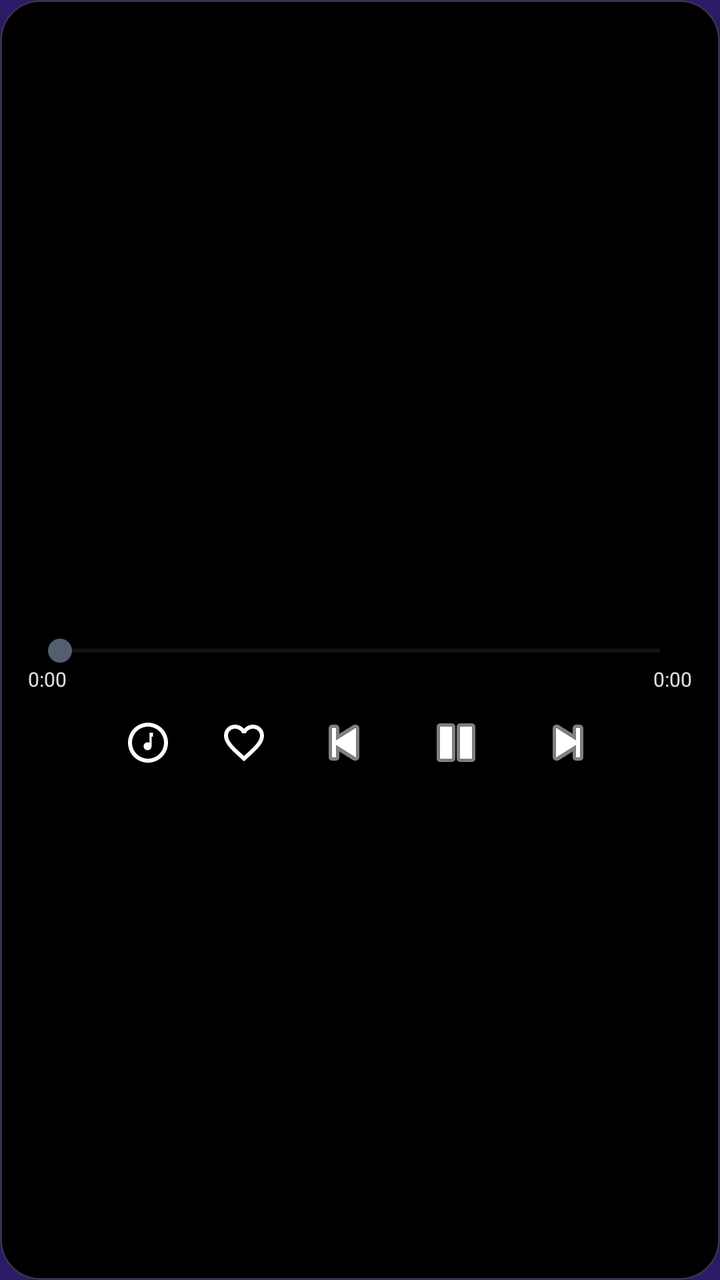
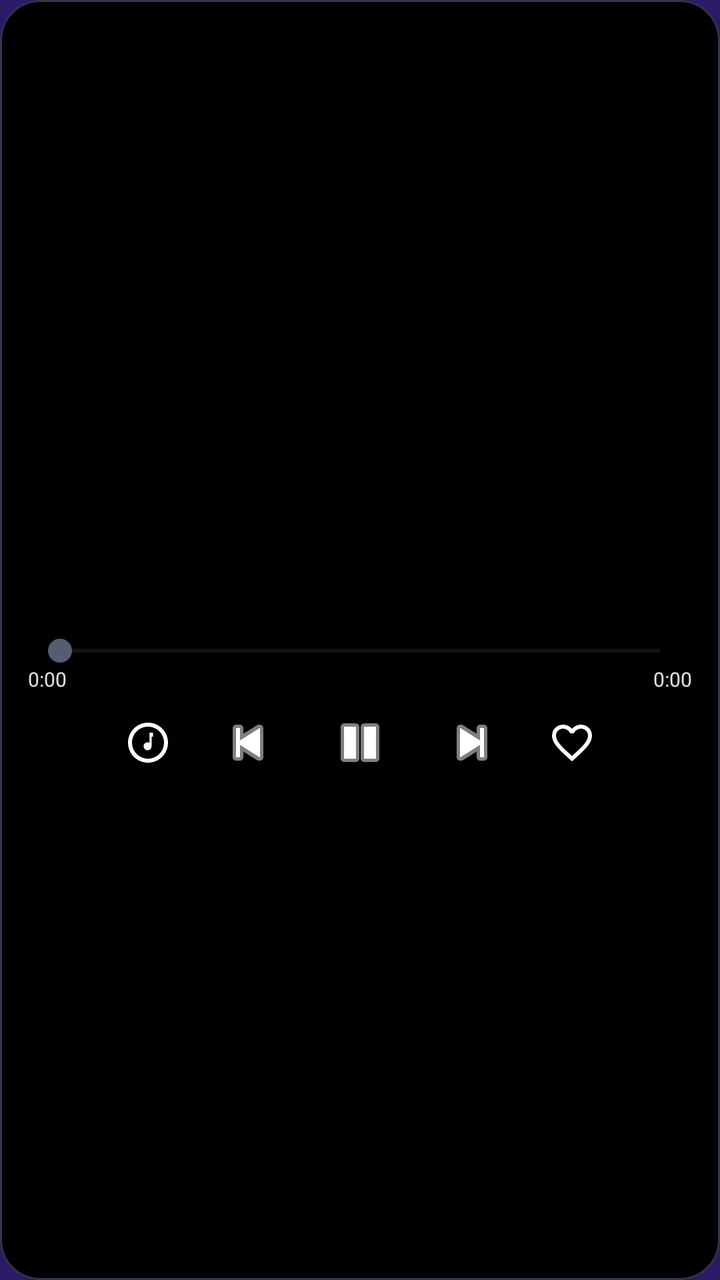

Compare the two renders of this Android layout. The source of the first and the diff that turns it into the second are given below.
<!-- AndroidManifest.xml: application theme Theme.Superapp -->
<!-- res/layout/popup_music_controls.xml -->
<?xml version="1.0" encoding="utf-8"?>
<com.google.android.material.card.MaterialCardView
    xmlns:android="http://schemas.android.com/apk/res/android"
    xmlns:app="http://schemas.android.com/apk/res-auto"
    android:layout_width="match_parent"
    android:layout_height="match_parent"
    app:cardCornerRadius="20dp"
    app:cardBackgroundColor="#FF000000"
    app:strokeColor="#55B794F4"
    app:strokeWidth="1dp"
    app:cardElevation="0dp">

    
    <FrameLayout
        android:layout_width="match_parent"
        android:layout_height="match_parent">

        
        <ImageView
            android:id="@+id/music_popup_art_bg"
            android:layout_width="match_parent"
            android:layout_height="match_parent"
            android:scaleType="centerCrop"
            android:contentDescription="@null" />

        
        <View
            android:layout_width="match_parent"
            android:layout_height="match_parent"
            android:background="#A6000000" />

        <LinearLayout
            android:layout_width="match_parent"
            android:layout_height="wrap_content"
            android:layout_gravity="center_vertical"
            android:orientation="vertical"
            android:paddingStart="14dp"
            android:paddingEnd="14dp"
            android:paddingTop="7dp"
            android:paddingBottom="7dp">

            <LinearLayout
                android:layout_width="match_parent"
                android:layout_height="wrap_content"
                android:orientation="horizontal"
                android:gravity="center_vertical">

                <ImageView
                    android:id="@+id/music_popup_icon"
                    android:layout_width="44dp"
                    android:layout_height="44dp"
                    android:contentDescription="@null"
                    android:clickable="true"
                    android:focusable="true"
                    android:background="?android:attr/selectableItemBackground" />

                <LinearLayout
                    android:layout_width="0dp"
                    android:layout_height="wrap_content"
                    android:layout_weight="1"
                    android:layout_marginStart="10dp"
                    android:orientation="vertical">

                    <TextView
                        android:id="@+id/music_popup_title"
                        android:layout_width="match_parent"
                        android:layout_height="wrap_content"
                        android:singleLine="true"
                        android:ellipsize="marquee"
                        android:marqueeRepeatLimit="marquee_forever"
                        android:scrollHorizontally="true"
                        android:focusable="true"
                        android:focusableInTouchMode="true"
                        android:textSize="14sp"
                        android:textColor="#F5F5F5"
                        android:fontFamily="sans-serif-medium"
                        android:shadowColor="#FF000000"
                        android:shadowDx="0"
                        android:shadowDy="1"
                        android:shadowRadius="3"
                        android:includeFontPadding="false" />

                    <TextView
                        android:id="@+id/music_popup_artist"
                        android:layout_width="match_parent"
                        android:layout_height="wrap_content"
                        android:singleLine="true"
                        android:ellipsize="end"
                        android:textSize="11sp"
                        android:textColor="#D4D4D4"
                        android:layout_marginTop="2dp"
                        android:shadowColor="#FF000000"
                        android:shadowDx="0"
                        android:shadowDy="1"
                        android:shadowRadius="3"
                        android:includeFontPadding="false" />
                </LinearLayout>
            </LinearLayout>

            
            <LinearLayout
                android:layout_width="match_parent"
                android:layout_height="wrap_content"
                android:orientation="horizontal"
                android:gravity="center_vertical"
                android:layout_marginTop="8dp">

                <TextView
                    android:id="@+id/music_popup_route"
                    android:layout_width="0dp"
                    android:layout_height="wrap_content"
                    android:layout_weight="1"
                    android:singleLine="true"
                    android:ellipsize="end"
                    android:textSize="11sp"
                    android:textColor="#E0E0E0"
                    android:shadowColor="#FF000000"
                    android:shadowDx="0"
                    android:shadowDy="1"
                    android:shadowRadius="2"
                    android:includeFontPadding="false"
                    android:text="" />

                <TextView
                    android:id="@+id/music_popup_volume"
                    android:layout_width="wrap_content"
                    android:layout_height="wrap_content"
                    android:layout_marginStart="8dp"
                    android:textSize="11sp"
                    android:textColor="#E0E0E0"
                    android:shadowColor="#FF000000"
                    android:shadowDx="0"
                    android:shadowDy="1"
                    android:shadowRadius="2"
                    android:includeFontPadding="false"
                    android:text="" />
            </LinearLayout>

            <SeekBar
                android:id="@+id/music_popup_progress"
                android:layout_width="match_parent"
                android:layout_height="wrap_content"
                android:layout_marginTop="6dp"
                android:max="1000"
                android:progress="0" />

            <LinearLayout
                android:layout_width="match_parent"
                android:layout_height="wrap_content"
                android:orientation="horizontal"
                android:layout_marginTop="-2dp">

                <TextView
                    android:id="@+id/music_popup_time_elapsed"
                    android:layout_width="wrap_content"
                    android:layout_height="wrap_content"
                    android:textSize="10sp"
                    android:textColor="#E0E0E0"
                    android:shadowColor="#FF000000"
                    android:shadowDx="0"
                    android:shadowDy="1"
                    android:shadowRadius="2"
                    android:text="0:00" />

                <Space
                    android:layout_width="0dp"
                    android:layout_height="0dp"
                    android:layout_weight="1" />

                <TextView
                    android:id="@+id/music_popup_time_total"
                    android:layout_width="wrap_content"
                    android:layout_height="wrap_content"
                    android:textSize="10sp"
                    android:textColor="#E0E0E0"
                    android:shadowColor="#FF000000"
                    android:shadowDx="0"
                    android:shadowDy="1"
                    android:shadowRadius="2"
                    android:text="0:00" />
            </LinearLayout>

            <LinearLayout
                android:layout_width="match_parent"
                android:layout_height="wrap_content"
                android:orientation="horizontal"
                android:gravity="center"
                android:layout_marginTop="2dp">

                
                <ImageButton
                    android:id="@+id/music_popup_shazam"
                    android:layout_width="34dp"
                    android:layout_height="34dp"
                    android:src="@drawable/ic_music_recognise"
                    android:background="?android:attr/selectableItemBackgroundBorderless"
                    android:scaleType="centerInside"
                    android:contentDescription="@null" />

                <Space
                    android:layout_width="14dp"
                    android:layout_height="0dp" />

                
                <ImageButton
                    android:id="@+id/music_popup_favourite"
                    android:layout_width="34dp"
                    android:layout_height="34dp"
                    android:src="@drawable/ic_music_heart"
                    android:background="?android:attr/selectableItemBackgroundBorderless"
                    android:scaleType="centerInside"
                    android:contentDescription="@null" />

                <Space
                    android:layout_width="14dp"
                    android:layout_height="0dp" />

                <ImageButton
                    android:id="@+id/music_popup_prev"
                    android:layout_width="38dp"
                    android:layout_height="38dp"
                    android:src="@android:drawable/ic_media_previous"
                    android:background="?android:attr/selectableItemBackgroundBorderless"
                    android:scaleType="centerInside"
                    android:tint="#FFFFFF"
                    android:contentDescription="@null" />

                <Space
                    android:layout_width="14dp"
                    android:layout_height="0dp" />

                <ImageButton
                    android:id="@+id/music_popup_play_pause"
                    android:layout_width="46dp"
                    android:layout_height="46dp"
                    android:src="@android:drawable/ic_media_pause"
                    android:background="?android:attr/selectableItemBackgroundBorderless"
                    android:scaleType="centerInside"
                    android:tint="#FFFFFF"
                    android:contentDescription="@null" />

                <Space
                    android:layout_width="14dp"
                    android:layout_height="0dp" />

                <ImageButton
                    android:id="@+id/music_popup_next"
                    android:layout_width="38dp"
                    android:layout_height="38dp"
                    android:src="@android:drawable/ic_media_next"
                    android:background="?android:attr/selectableItemBackgroundBorderless"
                    android:scaleType="centerInside"
                    android:tint="#FFFFFF"
                    android:contentDescription="@null" />
            </LinearLayout>
        </LinearLayout>
    </FrameLayout>
</com.google.android.material.card.MaterialCardView>
<!-- resources referenced by this layout -->
<resources>
  <!-- drawable ic_music_heart (drawable) -->
  <?xml version="1.0" encoding="utf-8"?>
  <vector xmlns:android="http://schemas.android.com/apk/res/android"
      android:width="24dp"
      android:height="24dp"
      android:viewportWidth="24"
      android:viewportHeight="24"
      android:tint="#FFFFFFFF">
      <path
          android:fillColor="#FFFFFFFF"
          android:pathData="M16.5,3c-1.74,0 -3.41,0.81 -4.5,2.09C10.91,3.81 9.24,3 7.5,3 4.42,3 2,5.42 2,8.5c0,3.78 3.4,6.86 8.55,11.54L12,21.35l1.45,-1.32C18.6,15.36 22,12.28 22,8.5 22,5.42 19.58,3 16.5,3zM12.1,18.55l-0.1,0.1 -0.1,-0.1C7.14,14.24 4,11.39 4,8.5 4,6.5 5.5,5 7.5,5c1.54,0 3.04,0.99 3.57,2.36h1.87C13.46,5.99 14.96,5 16.5,5c2,0 3.5,1.5 3.5,3.5 0,2.89 -3.14,5.74 -7.9,10.05z" />
  </vector>
  <!-- drawable ic_music_recognise (drawable) -->
  <?xml version="1.0" encoding="utf-8"?>
  <vector xmlns:android="http://schemas.android.com/apk/res/android"
      android:width="24dp"
      android:height="24dp"
      android:viewportWidth="24"
      android:viewportHeight="24"
      android:tint="#FFFFFFFF">
      <path
          android:fillColor="#FFFFFFFF"
          android:pathData="M12,2C6.48,2 2,6.48 2,12s4.48,10 10,10 10,-4.48 10,-10S17.52,2 12,2zM12,20c-4.41,0 -8,-3.59 -8,-8s3.59,-8 8,-8 8,3.59 8,8 -3.59,8 -8,8z" />
      <path
          android:fillColor="#FFFFFFFF"
          android:pathData="M14.5,7h-1.75v5.05c-0.28,-0.16 -0.6,-0.25 -0.95,-0.25 -1.1,0 -2,0.9 -2,2s0.9,2 2,2 2,-0.9 2,-2V9h0.7V7z" />
  </vector>
  <color name="cloud_primary">#FF1565C0</color>
  <color name="cloud_on_primary">#FFFFFFFF</color>
  <color name="cloud_primary_container">#FFD0E4FF</color>
  <color name="cloud_on_primary_container">#FF001D36</color>
  <color name="cloud_secondary">#FF535F70</color>
  <color name="cloud_secondary_container">#FFD7E3F7</color>
  <color name="cloud_on_secondary_container">#FF101C2B</color>
  <color name="cloud_tertiary">#FF6B5778</color>
  <color name="cloud_tertiary_container">#FFF3DAFF</color>
  <!-- drawable bg_gradient_black_purple (drawable) -->
  <?xml version="1.0" encoding="utf-8"?>
  <shape xmlns:android="http://schemas.android.com/apk/res/android"
      android:shape="rectangle">
      <gradient
          android:type="linear"
          android:angle="270"
          android:startColor="#FF2D1B69"
          android:centerColor="#FF000000"
          android:endColor="#FF2D1B69" />
  </shape>
  <style name="Widget.CloudSuperApp.BottomNavigationView" parent="Widget.Material3.BottomNavigationView">
          <item name="itemActiveIndicatorStyle">@style/Widget.CloudSuperApp.BottomNavigationView.ActiveIndicator</item>
      </style>
  <!-- drawable bg_tooltip_transparent (drawable) -->
  <?xml version="1.0" encoding="utf-8"?>
  <shape xmlns:android="http://schemas.android.com/apk/res/android"
      android:shape="rectangle">
      <solid android:color="@android:color/transparent" />
  </shape>
  <style name="Widget.CloudSuperApp.BottomNavigationView.ActiveIndicator" parent="Widget.Material3.BottomNavigationView.ActiveIndicator">
          <item name="android:color">@color/cloud_primary_container</item>
      </style>
  <!-- unchanged entries left out for length: 1 -->
</resources>

<!-- the commit's change to res/layout/popup_music_controls.xml (unified diff, before → after) -->
@@ -195,6 +195,49 @@
                     android:src="@drawable/ic_music_recognise"
                     android:background="?android:attr/selectableItemBackgroundBorderless"
                     android:scaleType="centerInside"
+                    android:tint="#FFFFFF"
+                    android:contentDescription="@null" />
+
+                <Space
+                    android:layout_width="14dp"
+                    android:layout_height="0dp" />
+
+                <ImageButton
+                    android:id="@+id/music_popup_prev"
+                    android:layout_width="38dp"
+                    android:layout_height="38dp"
+                    android:src="@android:drawable/ic_media_previous"
+                    android:background="?android:attr/selectableItemBackgroundBorderless"
+                    android:scaleType="centerInside"
+                    android:tint="#FFFFFF"
+                    android:contentDescription="@null" />
+
+                <Space
+                    android:layout_width="14dp"
+                    android:layout_height="0dp" />
+
+                <ImageButton
+                    android:id="@+id/music_popup_play_pause"
+                    android:layout_width="46dp"
+                    android:layout_height="46dp"
+                    android:src="@android:drawable/ic_media_pause"
+                    android:background="?android:attr/selectableItemBackgroundBorderless"
+                    android:scaleType="centerInside"
+                    android:tint="#FFFFFF"
+                    android:contentDescription="@null" />
+
+                <Space
+                    android:layout_width="14dp"
+                    android:layout_height="0dp" />
+
+                <ImageButton
+                    android:id="@+id/music_popup_next"
+                    android:layout_width="38dp"
+                    android:layout_height="38dp"
+                    android:src="@android:drawable/ic_media_next"
+                    android:background="?android:attr/selectableItemBackgroundBorderless"
+                    android:scaleType="centerInside"
+                    android:tint="#FFFFFF"
                     android:contentDescription="@null" />
 
                 <Space
@@ -210,48 +253,6 @@
                     android:background="?android:attr/selectableItemBackgroundBorderless"
                     android:scaleType="centerInside"
                     android:contentDescription="@null" />
-
-                <Space
-                    android:layout_width="14dp"
-                    android:layout_height="0dp" />
-
-                <ImageButton
-                    android:id="@+id/music_popup_prev"
-                    android:layout_width="38dp"
-                    android:layout_height="38dp"
-                    android:src="@android:drawable/ic_media_previous"
-                    android:background="?android:attr/selectableItemBackgroundBorderless"
-                    android:scaleType="centerInside"
-                    android:tint="#FFFFFF"
-                    android:contentDescription="@null" />
-
-                <Space
-                    android:layout_width="14dp"
-                    android:layout_height="0dp" />
-
-                <ImageButton
-                    android:id="@+id/music_popup_play_pause"
-                    android:layout_width="46dp"
-                    android:layout_height="46dp"
-                    android:src="@android:drawable/ic_media_pause"
-                    android:background="?android:attr/selectableItemBackgroundBorderless"
-                    android:scaleType="centerInside"
-                    android:tint="#FFFFFF"
-                    android:contentDescription="@null" />
-
-                <Space
-                    android:layout_width="14dp"
-                    android:layout_height="0dp" />
-
-                <ImageButton
-                    android:id="@+id/music_popup_next"
-                    android:layout_width="38dp"
-                    android:layout_height="38dp"
-                    android:src="@android:drawable/ic_media_next"
-                    android:background="?android:attr/selectableItemBackgroundBorderless"
-                    android:scaleType="centerInside"
-                    android:tint="#FFFFFF"
-                    android:contentDescription="@null" />
             </LinearLayout>
         </LinearLayout>
     </FrameLayout>
